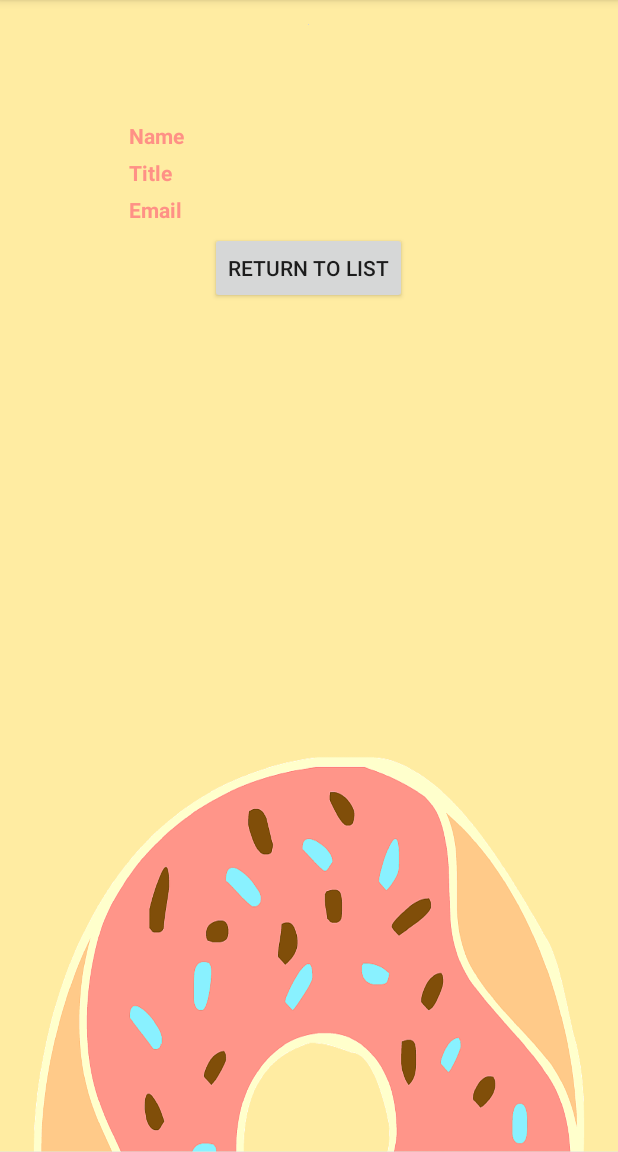
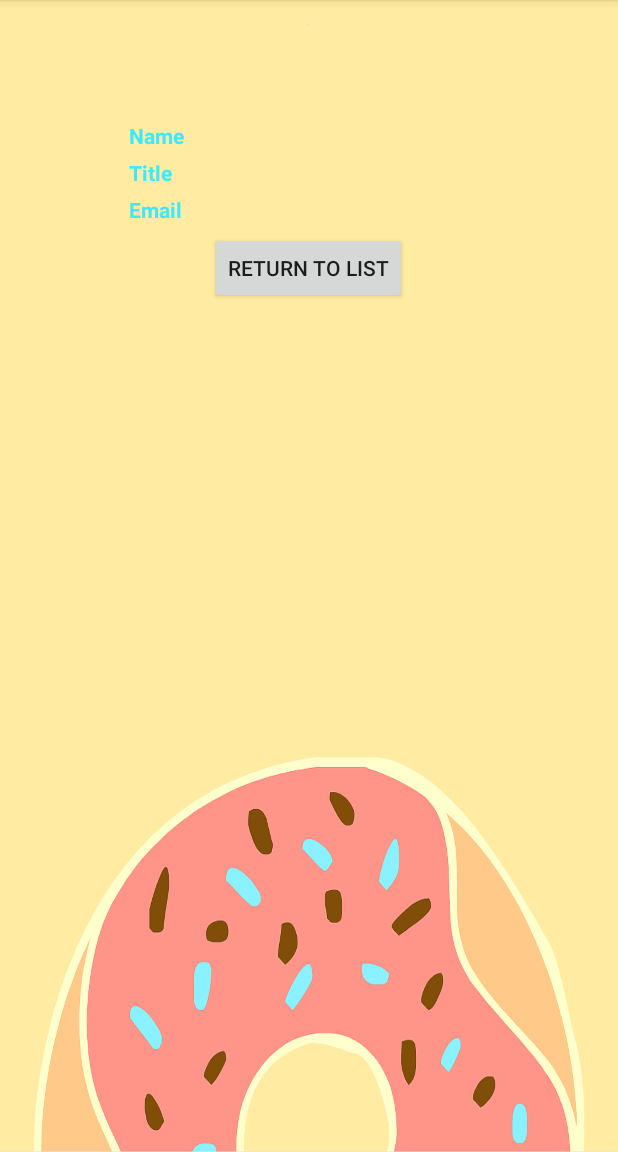
Before and after one commit to blackqueentech/yummy-users, an Android app: the ProfileActivity screen opened directly, with no data from a screen before it, on a phone screen of 412 x 824 dp, the part 84-1236 px from its top. Run offline under Robolectric (Android 15) with nearby library versions, the phone set to English and light mode, and no system bars; our stand-ins replace Picasso; pictures from the network do not load.

```diff
--- a/yummy-users/app/src/main/res/layout/activity_profile.xml
+++ b/yummy-users/app/src/main/res/layout/activity_profile.xml
@@ -29,7 +29,7 @@
             android:text="username"
             android:textSize="30dp"
             android:textStyle="bold"
-            android:textColor="@color/blue"/>
+            android:textColor="@color/melon"/>
 
         <RelativeLayout
             android:layout_width="250dp"
@@ -42,7 +42,7 @@
                 android:layout_height="wrap_content"
                 android:text="Name"
                 android:textStyle="bold"
-                android:textColor="@color/melon"
+                android:textColor="@color/blue"
                 android:layout_marginTop="5dp"
                 android:layout_alignParentTop="true"
                 android:layout_alignParentLeft="true"/>
@@ -63,7 +63,7 @@
                 android:layout_height="wrap_content"
                 android:layout_marginTop="5dp"
                 android:textStyle="bold"
-                android:textColor="@color/melon"
+                android:textColor="@color/blue"
                 android:layout_below="@+id/tvName"
                 android:text="Title"/>
 
@@ -83,7 +83,7 @@
                 android:layout_height="wrap_content"
                 android:layout_marginTop="5dp"
                 android:textStyle="bold"
-                android:textColor="@color/melon"
+                android:textColor="@color/blue"
                 android:layout_below="@+id/tvTitle"
                 android:text="Email"/>
 
```
Also changed, not shown: yummy-users/app/src/main/java/com/example/dellaanjeh/yummy_users/MainActivity.java (+27 -13 lines), 5 other files.
